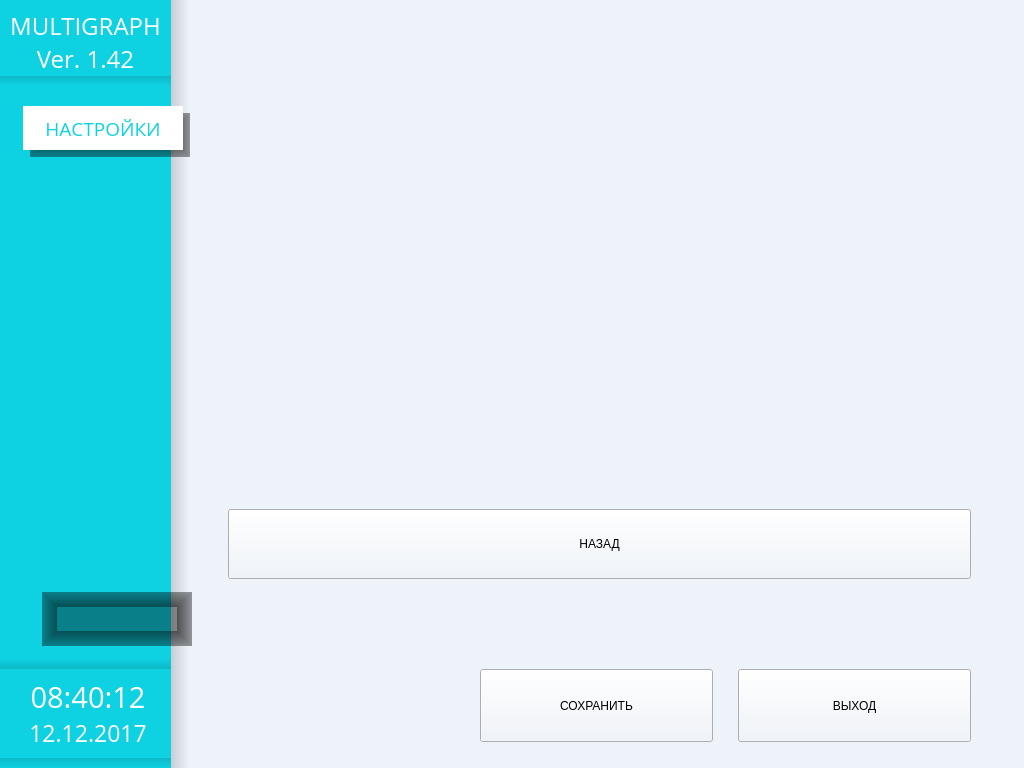
Before: the Qt Designer form menu.ui in tomyqg/topaz-m, drawn with Qt 5.
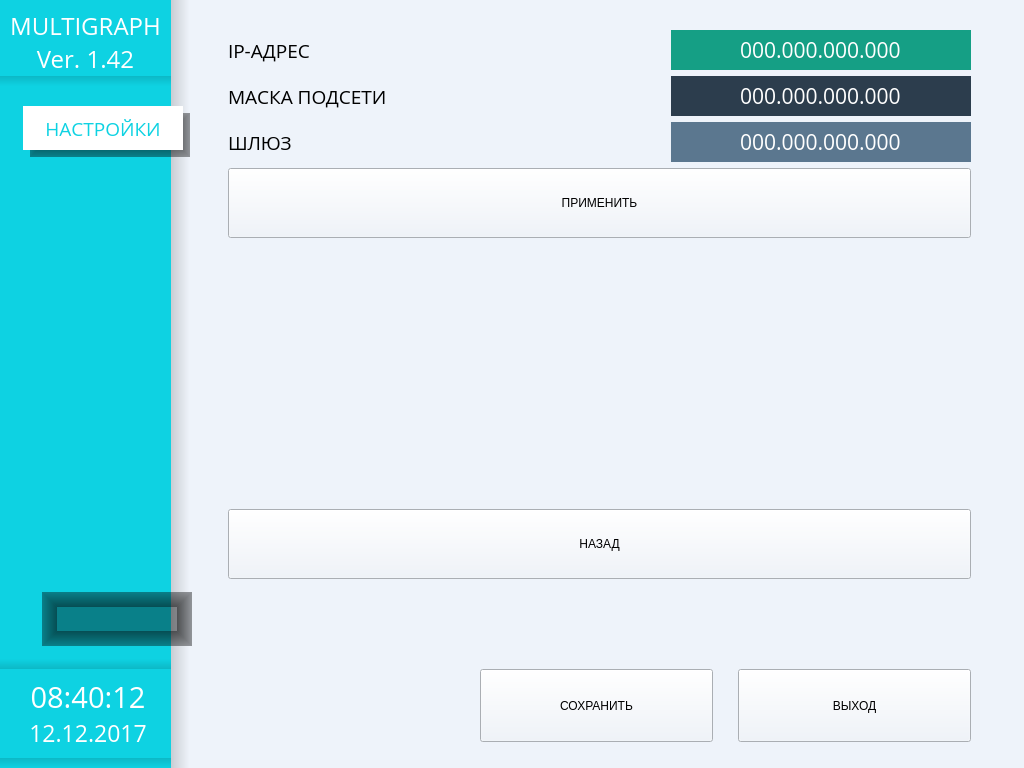
After: the same form once the commit is applied. The open tabs and pages were chosen to show the change. Icons and pictures are not drawn. Custom widgets are drawn as their Qt base class.

```diff
--- a/menu.ui
+++ b/menu.ui
@@ -9497,6 +9497,383 @@
              </item>
             </layout>
            </widget>
+           <widget class="QWidget" name="pageTypeConnect">
+            <layout class="QVBoxLayout" name="verticalLayout_41">
+             <property name="leftMargin">
+              <number>29</number>
+             </property>
+             <property name="topMargin">
+              <number>30</number>
+             </property>
+             <property name="rightMargin">
+              <number>53</number>
+             </property>
+             <item>
+              <widget class="wButtonStyled" name="bEthernet">
+               <property name="sizePolicy">
+                <sizepolicy hsizetype="Preferred" vsizetype="Preferred">
+                 <horstretch>0</horstretch>
+                 <verstretch>0</verstretch>
+                </sizepolicy>
+               </property>
+               <property name="minimumSize">
+                <size>
+                 <width>0</width>
+                 <height>70</height>
+                </size>
+               </property>
+               <property name="text">
+                <string>ETHERNET</string>
+               </property>
+              </widget>
+             </item>
+             <item>
+              <widget class="wButtonStyled" name="bSeraInterface">
+               <property name="sizePolicy">
+                <sizepolicy hsizetype="Preferred" vsizetype="Preferred">
+                 <horstretch>0</horstretch>
+                 <verstretch>0</verstretch>
+                </sizepolicy>
+               </property>
+               <property name="minimumSize">
+                <size>
+                 <width>0</width>
+                 <height>70</height>
+                </size>
+               </property>
+               <property name="text">
+                <string>ПОСЛЕДОВАТЕЛЬНЫЙ ИНТЕРФЕЙС</string>
+               </property>
+              </widget>
+             </item>
+             <item>
+              <widget class="wButtonStyled" name="bModbusSlave">
+               <property name="sizePolicy">
+                <sizepolicy hsizetype="Preferred" vsizetype="Preferred">
+                 <horstretch>0</horstretch>
+                 <verstretch>0</verstretch>
+                </sizepolicy>
+               </property>
+               <property name="minimumSize">
+                <size>
+                 <width>0</width>
+                 <height>70</height>
+                </size>
+               </property>
+               <property name="text">
+                <string>MODBAS SLAVE</string>
+               </property>
+              </widget>
+             </item>
+             <item>
+              <widget class="wButtonStyled" name="bEthernetIP">
+               <property name="sizePolicy">
+                <sizepolicy hsizetype="Preferred" vsizetype="Preferred">
+                 <horstretch>0</horstretch>
+                 <verstretch>0</verstretch>
+                </sizepolicy>
+               </property>
+               <property name="minimumSize">
+                <size>
+                 <width>0</width>
+                 <height>70</height>
+                </size>
+               </property>
+               <property name="text">
+                <string>ETHERNET/IP</string>
+               </property>
+              </widget>
+             </item>
+             <item>
+              <widget class="wButtonStyled" name="bProfibus">
+               <property name="sizePolicy">
+                <sizepolicy hsizetype="Preferred" vsizetype="Preferred">
+                 <horstretch>0</horstretch>
+                 <verstretch>0</verstretch>
+                </sizepolicy>
+               </property>
+               <property name="minimumSize">
+                <size>
+                 <width>0</width>
+                 <height>70</height>
+                </size>
+               </property>
+               <property name="text">
+                <string>PROFIBUS</string>
+               </property>
+              </widget>
+             </item>
+             <item>
+              <widget class="wButtonStyled" name="bProfinet">
+               <property name="sizePolicy">
+                <sizepolicy hsizetype="Preferred" vsizetype="Preferred">
+                 <horstretch>0</horstretch>
+                 <verstretch>0</verstretch>
+                </sizepolicy>
+               </property>
+               <property name="minimumSize">
+                <size>
+                 <width>0</width>
+                 <height>70</height>
+                </size>
+               </property>
+               <property name="text">
+                <string>PROFINET</string>
+               </property>
+              </widget>
+             </item>
+             <item>
+              <spacer name="verticalSpacer_38">
+               <property name="orientation">
+                <enum>Qt::Vertical</enum>
+               </property>
+               <property name="sizeHint" stdset="0">
+                <size>
+                 <width>20</width>
+                 <height>14</height>
+                </size>
+               </property>
+              </spacer>
+             </item>
+             <item>
+              <widget class="wButtonStyled" name="bBackTypeConnect">
+               <property name="sizePolicy">
+                <sizepolicy hsizetype="Preferred" vsizetype="Preferred">
+                 <horstretch>0</horstretch>
+                 <verstretch>0</verstretch>
+                </sizepolicy>
+               </property>
+               <property name="minimumSize">
+                <size>
+                 <width>0</width>
+                 <height>70</height>
+                </size>
+               </property>
+               <property name="text">
+                <string>НАЗАД</string>
+               </property>
+              </widget>
+             </item>
+            </layout>
+           </widget>
+           <widget class="QWidget" name="pageEthernet">
+            <layout class="QGridLayout" name="gridLayout_23">
+             <property name="leftMargin">
+              <number>29</number>
+             </property>
+             <property name="topMargin">
+              <number>30</number>
+             </property>
+             <property name="rightMargin">
+              <number>53</number>
+             </property>
+             <item row="6" column="0" colspan="3">
+              <spacer name="verticalSpacer_39">
+               <property name="orientation">
+                <enum>Qt::Vertical</enum>
+               </property>
+               <property name="sizeHint" stdset="0">
+                <size>
+                 <width>740</width>
+                 <height>209</height>
+                </size>
+               </property>
+              </spacer>
+             </item>
+             <item row="1" column="0">
+              <widget class="QLabel" name="labelIp">
+               <property name="font">
+                <font>
+                 <family>Open Sans</family>
+                 <pointsize>14</pointsize>
+                </font>
+               </property>
+               <property name="text">
+                <string>IP-АДРЕС</string>
+               </property>
+              </widget>
+             </item>
+             <item row="7" column="0" colspan="3">
+              <widget class="wButtonStyled" name="bBackEthernet">
+               <property name="sizePolicy">
+                <sizepolicy hsizetype="Preferred" vsizetype="Preferred">
+                 <horstretch>0</horstretch>
+                 <verstretch>0</verstretch>
+                </sizepolicy>
+               </property>
+               <property name="minimumSize">
+                <size>
+                 <width>0</width>
+                 <height>70</height>
+                </size>
+               </property>
+               <property name="text">
+                <string>НАЗАД</string>
+               </property>
+              </widget>
+             </item>
+             <item row="3" column="0">
+              <widget class="QLabel" name="labelGateway">
+               <property name="font">
+                <font>
+                 <family>Open Sans</family>
+                 <pointsize>14</pointsize>
+                </font>
+               </property>
+               <property name="text">
+                <string>ШЛЮЗ</string>
+               </property>
+              </widget>
+             </item>
+             <item row="1" column="2">
+              <widget class="QLineEdit" name="ipAddr">
+               <property name="minimumSize">
+                <size>
+                 <width>300</width>
+                 <height>40</height>
+                </size>
+               </property>
+               <property name="maximumSize">
+                <size>
+                 <width>300</width>
+                 <height>40</height>
+                </size>
+               </property>
+               <property name="font">
+                <font>
+                 <family>Open Sans</family>
+                 <pointsize>16</pointsize>
+                </font>
+               </property>
+               <property name="styleSheet">
+                <string notr="true">background-color: rgb(21, 159, 133);
+color: rgb(255 , 255, 255);
+border-radius: 0px;
+</string>
+               </property>
+               <property name="inputMask">
+                <string>000.000.000.000</string>
+               </property>
+               <property name="text">
+                <string>000.000.000.000</string>
+               </property>
+               <property name="maxLength">
+                <number>15</number>
+               </property>
+               <property name="frame">
+                <bool>true</bool>
+               </property>
+               <property name="alignment">
+                <set>Qt::AlignCenter</set>
+               </property>
+              </widget>
+             </item>
+             <item row="3" column="2">
+              <widget class="QLineEdit" name="gateWay">
+               <property name="minimumSize">
+                <size>
+                 <width>300</width>
+                 <height>40</height>
+                </size>
+               </property>
+               <property name="maximumSize">
+                <size>
+                 <width>300</width>
+                 <height>40</height>
+                </size>
+               </property>
+               <property name="font">
+                <font>
+                 <family>Open Sans</family>
+                 <pointsize>16</pointsize>
+                </font>
+               </property>
+               <property name="styleSheet">
+                <string notr="true">	background-color: rgb(91, 119, 143);
+	color: rgb(255, 255, 255);
+	border-radius: 0px;</string>
+               </property>
+               <property name="inputMask">
+                <string>000.000.000.000</string>
+               </property>
+               <property name="text">
+                <string>000.000.000.000</string>
+               </property>
+               <property name="alignment">
+                <set>Qt::AlignCenter</set>
+               </property>
+              </widget>
+             </item>
+             <item row="2" column="2">
+              <widget class="QLineEdit" name="netMask">
+               <property name="minimumSize">
+                <size>
+                 <width>300</width>
+                 <height>40</height>
+                </size>
+               </property>
+               <property name="maximumSize">
+                <size>
+                 <width>300</width>
+                 <height>40</height>
+                </size>
+               </property>
+               <property name="font">
+                <font>
+                 <family>Open Sans</family>
+                 <pointsize>16</pointsize>
+                </font>
+               </property>
+               <property name="styleSheet">
+                <string notr="true">background-color:rgb(44, 61, 77);
+color: rgb(255 , 255, 255);
+border-radius: 0px;</string>
+               </property>
+               <property name="inputMask">
+                <string>000.000.000.000</string>
+               </property>
+               <property name="text">
+                <string>000.000.000.000</string>
+               </property>
+               <property name="alignment">
+                <set>Qt::AlignCenter</set>
+               </property>
+              </widget>
+             </item>
+             <item row="4" column="0" colspan="3">
+              <widget class="wButtonStyled" name="bToConnect">
+               <property name="sizePolicy">
+                <sizepolicy hsizetype="Preferred" vsizetype="Preferred">
+                 <horstretch>0</horstretch>
+                 <verstretch>0</verstretch>
+                </sizepolicy>
+               </property>
+               <property name="minimumSize">
+                <size>
+                 <width>0</width>
+                 <height>70</height>
+                </size>
+               </property>
+               <property name="text">
+                <string>ПРИМЕНИТЬ</string>
+               </property>
+              </widget>
+             </item>
+             <item row="2" column="0">
+              <widget class="QLabel" name="labelNetMask">
+               <property name="font">
+                <font>
+                 <family>Open Sans</family>
+                 <pointsize>14</pointsize>
+                </font>
+               </property>
+               <property name="text">
+                <string>МАСКА ПОДСЕТИ</string>
+               </property>
+              </widget>
+             </item>
+            </layout>
+           </widget>
           </widget>
          </item>
         </layout>
```
Left out of the diff: 589 changed lines with no effect on the pictures.
